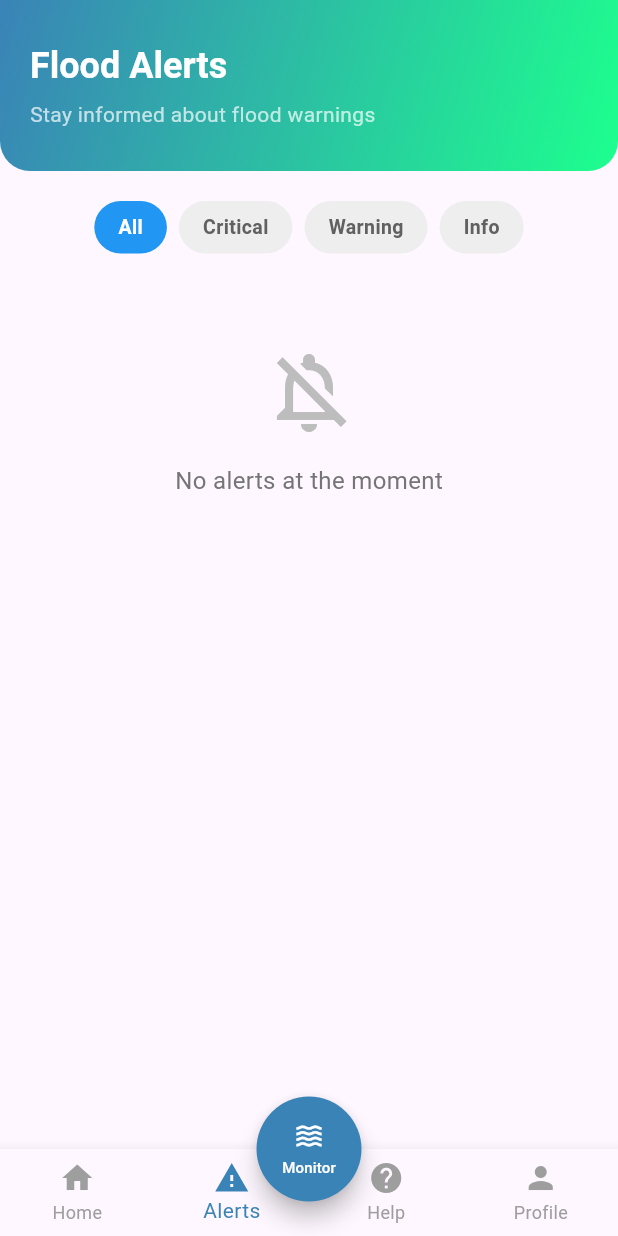
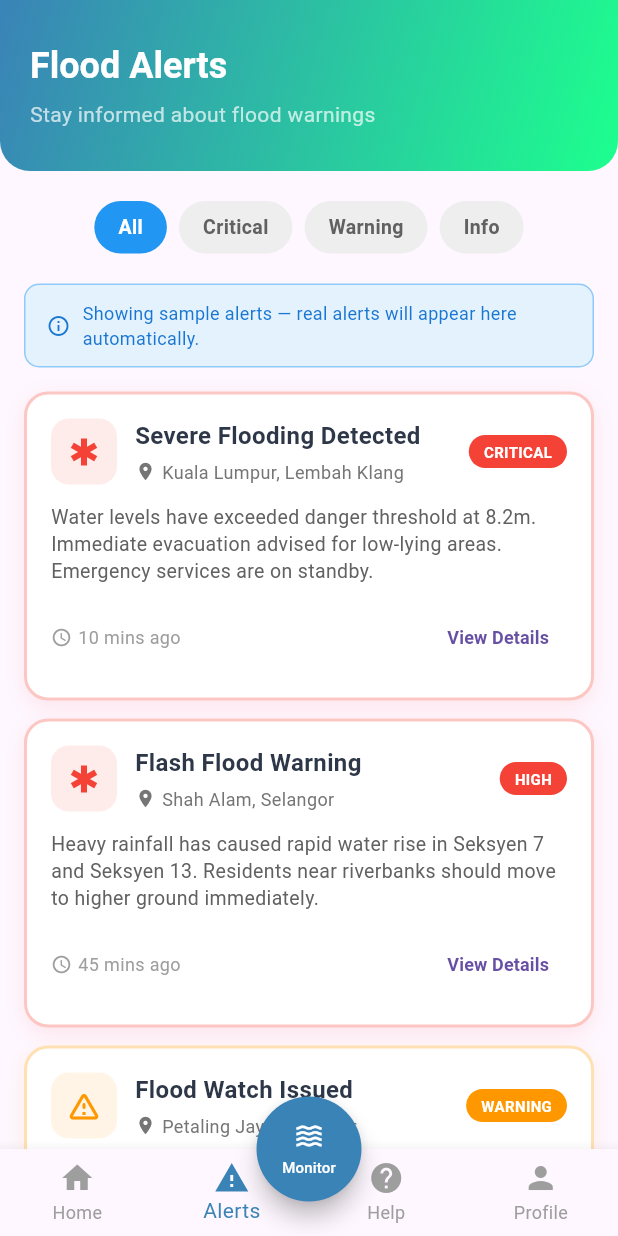
Before and after one commit to Najma-Shakirah/Overflow-AI, a Flutter app: the screen it shows once a user with an empty profile is signed in, item 2 of the bottom bar chosen, on a phone screen of 412 x 824 dp. Run offline on Flutter 3.47's test engine with Material 3 defaults, Android fonts, the light colour scheme and no system bars; our stand-ins replace cloud_firestore, firebase_auth, firebase_core, firebase_messaging, flutter_local_notifications, flutter_map and 1 more; accounts and stored records are empty.

Commit message:
alert update

```diff
--- a/lib/screens/alert/alerts_page.dart
+++ b/lib/screens/alert/alerts_page.dart
@@ -1,6 +1,58 @@
 import 'package:flutter/material.dart';
 import 'package:cloud_firestore/cloud_firestore.dart';
 import '../navbar/navbar.dart';
+
+// Sample alerts shown when Firestore is empty (for development/demo)
+final List<Map<String, dynamic>> _sampleAlerts = [
+  {
+    'title': 'Severe Flooding Detected',
+    'location': 'Kuala Lumpur, Lembah Klang',
+    'severity': 'CRITICAL',
+    'message':
+        'Water levels have exceeded danger threshold at 8.2m. Immediate evacuation advised for low-lying areas. Emergency services are on standby.',
+    'timestamp': Timestamp.fromDate(DateTime.now().subtract(const Duration(minutes: 10))),
+  },
+  {
+    'title': 'Flash Flood Warning',
+    'location': 'Shah Alam, Selangor',
+    'severity': 'HIGH',
+    'message':
+        'Heavy rainfall has caused rapid water rise in Seksyen 7 and Seksyen 13. Residents near riverbanks should move to higher ground immediately.',
+    'timestamp': Timestamp.fromDate(DateTime.now().subtract(const Duration(minutes: 45))),
+  },
+  {
+    'title': 'Flood Watch Issued',
+    'location': 'Petaling Jaya, Selangor',
+    'severity': 'WARNING',
+    'message':
+        'Continuous rain forecast for the next 6 hours. Water levels at Sungai Klang are rising. Monitor local updates and be prepared to evacuate.',
+    'timestamp': Timestamp.fromDate(DateTime.now().subtract(const Duration(hours: 2))),
+  },
+  {
+    'title': 'Road Closure — Flood Risk',
+    'location': 'Subang Jaya, Selangor',
+    'severity': 'WARNING',
+    'message':
+        'Jalan SS15 and surrounding roads temporarily closed due to waterlogging. Use alternative routes via Federal Highway.',
+    'timestamp': Timestamp.fromDate(DateTime.now().subtract(const Duration(hours: 3))),
+  },
+  {
+    'title': 'Water Level Advisory',
+    'location': 'Ampang, Kuala Lumpur',
+    'severity': 'INFO',
+    'message':
+        'Water levels at Sungai Ampang currently at 3.1m — below danger threshold. Situation is being monitored. No action required at this time.',
+    'timestamp': Timestamp.fromDate(DateTime.now().subtract(const Duration(hours: 5))),
+  },
+  {
+    'title': 'Flood Alert Lifted',
+    'location': 'Cheras, Kuala Lumpur',
+    'severity': 'INFO',
+    'message':
+        'Previous flood warning for Taman Connaught has been lifted. Water levels have returned to normal. Roads are now open.',
+    'timestamp': Timestamp.fromDate(DateTime.now().subtract(const Duration(hours: 8))),
+  },
+];
 
 class AlertsPage extends StatefulWidget {
   const AlertsPage({super.key});
@@ -98,7 +150,7 @@ class _AlertsPageState extends State<AlertsPage> {
             ),
             const SizedBox(height: 20),
 
-            // Real-time Alerts List from Firestore
+            // Alerts List — Firestore with sample data fallback
             StreamBuilder<QuerySnapshot>(
               stream: _getAlertsStream(),
               builder: (context, snapshot) {
@@ -120,7 +172,18 @@ class _AlertsPageState extends State<AlertsPage> {
                   );
                 }
 
-                if (!snapshot.hasData || snapshot.data!.docs.isEmpty) {
+                // Use Firestore data if available, otherwise show sample alerts
+                final bool useFirestore =
+                    snapshot.hasData && snapshot.data!.docs.isNotEmpty;
+
+                final List<Map<String, dynamic>> alerts = useFirestore
+                    ? snapshot.data!.docs.map((doc) {
+                        final data = doc.data() as Map<String, dynamic>;
+                        return data;
+                      }).toList()
+                    : _getFilteredSampleAlerts();
+
+                if (alerts.isEmpty) {
                   return Center(
                     child: Padding(
                       padding: const EdgeInsets.all(40.0),
@@ -133,7 +196,7 @@ class _AlertsPageState extends State<AlertsPage> {
                           ),
                           const SizedBox(height: 16),
                           Text(
-                            'No alerts at the moment',
+                            'No alerts for this filter',
                             style: TextStyle(
                               fontSize: 16,
                               color: Colors.grey[600],
@@ -145,13 +208,39 @@ class _AlertsPageState extends State<AlertsPage> {
                   );
                 }
 
-                final alerts = snapshot.data!.docs;
-
                 return Padding(
                   padding: const EdgeInsets.symmetric(horizontal: 16.0),
                   child: Column(
-                    children: alerts.map((doc) {
-                      final data = doc.data() as Map<String, dynamic>;
+                    children: [
+                      // Show banner if using sample data
+                      if (!useFirestore)
+                        Container(
+                          width: double.infinity,
+                          margin: const EdgeInsets.only(bottom: 16),
+                          padding: const EdgeInsets.symmetric(
+                              horizontal: 14, vertical: 10),
+                          decoration: BoxDecoration(
+                            color: Colors.blue[50],
+                            borderRadius: BorderRadius.circular(10),
+                            border: Border.all(color: Colors.blue.shade200),
+                          ),
+                          child: Row(
+                            children: [
+                              Icon(Icons.info_outline,
+                                  size: 16, color: Colors.blue[700]),
+                              const SizedBox(width: 8),
+                              Expanded(
+                                child: Text(
+                                  'Showing sample alerts — real alerts will appear here automatically.',
+                                  style: TextStyle(
+                                      fontSize: 12, color: Colors.blue[700]),
+                                ),
+                              ),
+                            ],
+                          ),
+                        ),
+
+                      ...alerts.map((data) {
                         return Padding(
                           padding: const EdgeInsets.only(bottom: 12.0),
                           child: _AlertCard(
@@ -159,12 +248,14 @@ class _AlertsPageState extends State<AlertsPage> {
                             location: data['location'] ?? 'Unknown',
                             time: _getTimeAgo(data['timestamp']),
                             severity: data['severity'] ?? 'Info',
-                          severityColor: _getSeverityColor(data['severity']),
+                            severityColor:
+                                _getSeverityColor(data['severity']),
                             description: data['message'] ?? '',
                             icon: _getSeverityIcon(data['severity']),
                           ),
                         );
-                    }).toList(),
+                      }),
+                    ],
                   ),
                 );
               },
@@ -194,6 +285,21 @@ class _AlertsPageState extends State<AlertsPage> {
     return query.snapshots();
   }
 
+  List<Map<String, dynamic>> _getFilteredSampleAlerts() {
+    if (selectedFilter == 'All') return _sampleAlerts;
+
+    final filterMap = {
+      'Critical': ['CRITICAL', 'HIGH'],
+      'Warning': ['WARNING', 'MEDIUM'],
+      'Info': ['INFO', 'LOW'],
+    };
+
+    final allowed = filterMap[selectedFilter] ?? [];
+    return _sampleAlerts
+        .where((a) => allowed.contains(a['severity']))
+        .toList();
+  }
+
   Color _getSeverityColor(String? severity) {
     switch (severity?.toUpperCase()) {
       case 'CRITICAL':
@@ -204,7 +310,7 @@ class _AlertsPageState extends State<AlertsPage> {
         return Colors.orange;
       case 'INFO':
       case 'LOW':
-        return Colors.blue;
+        return Colors.green;
       default:
         return Colors.grey;
     }
@@ -380,7 +486,8 @@ class _AlertCard extends StatelessWidget {
                   ),
                 ),
                 Container(
-                  padding: const EdgeInsets.symmetric(horizontal: 10, vertical: 4),
+                  padding:
+                      const EdgeInsets.symmetric(horizontal: 10, vertical: 4),
                   decoration: BoxDecoration(
                     color: severityColor,
                     borderRadius: BorderRadius.circular(12),
@@ -423,10 +530,7 @@ class _AlertCard extends StatelessWidget {
                 ),
                 const Spacer(),
                 TextButton(
-                  onPressed: () {
-                    // TODO: Show more details
-                    _showAlertDetails(context);
-                  },
+                  onPressed: () => _showAlertDetails(context),
                   child: const Text(
                     'View Details',
                     style: TextStyle(
@@ -462,7 +566,8 @@ class _AlertCard extends StatelessWidget {
             const SizedBox(height: 8),
             Text(description),
             const SizedBox(height: 12),
-            Text('Time: $time', style: TextStyle(color: Colors.grey[600], fontSize: 12)),
+            Text('Time: $time',
+                style: TextStyle(color: Colors.grey[600], fontSize: 12)),
           ],
         ),
         actions: [
--- a/lib/screens/alert/alertspage_viewmodel.dart
+++ b/lib/screens/alert/alertspage_viewmodel.dart
@@ -0,0 +1,47 @@
+import 'package:cloud_firestore/cloud_firestore.dart';
+import 'package:flutter/foundation.dart';
+
+class Alert {
+  final String id;
+  final String location;
+  final String severity;
+  final String message;
+  final DateTime timestamp;
+
+  Alert({
+    required this.id,
+    required this.location,
+    required this.severity,
+    required this.message,
+    required this.timestamp,
+  });
+
+  factory Alert.fromDoc(DocumentSnapshot doc) {
+    final data = doc.data() as Map<String, dynamic>;
+    return Alert(
+      id: doc.id,
+      location: data['location'] ?? '',
+      severity: data['severity'] ?? 'UNKNOWN',
+      message: data['message'] ?? '',
+      timestamp: (data['timestamp'] as Timestamp?)?.toDate() ?? DateTime.now(),
+    );
+  }
+}
+
+class AlertsPageViewModel extends ChangeNotifier {
+  final FirebaseFirestore _firestore = FirebaseFirestore.instance;
+
+  List<Alert> _alerts = [];
+  bool _isLoading = false;
+  String? _error;
+
+  List<Alert> get alerts => _alerts;
+  bool get isLoading => _isLoading;
+  String? get error => _error;
+
+  Stream<List<Alert>> get alertsStream => _firestore
+      .collection('flood_alerts')
+      .orderBy('timestamp', descending: true)
+      .snapshots()
+      .map((snap) => snap.docs.map(Alert.fromDoc).toList());
+}
--- a/pubspec.yaml
+++ b/pubspec.yaml
@@ -18,7 +18,7 @@ dependencies:
   firebase_auth: ^6.1.4
   firebase_core: ^4.4.0
   firebase_messaging: ^16.1.1
-  flutter_local_notifications: ^18.0.1
+  flutter_local_notifications: ^20.1.0
   cloud_firestore: ^6.1.2
 
 dev_dependencies:
```
Also changed, not shown: lib/main.dart (+10 -0 lines), lib/services/notification_service.dart (+48 -14 lines), pubspec.lock, 4 other files. Lines whose indentation alone changed are shown as unchanged.
